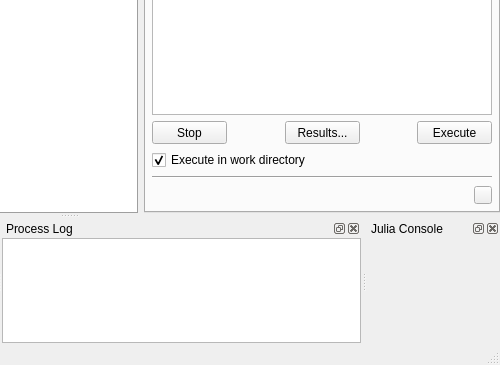
This is spinetoolbox/ui/mainwindow.ui in spine-tools/Spine-Toolbox as Qt 5 draws it before an edit; both pictures show x 362 to 862 and y 342 to 707 of the 862 by 707 pixel window. The edited form follows.
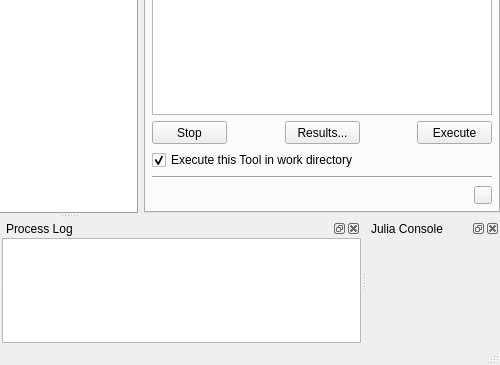
This is the edited form. The open tabs and pages were chosen to show the change. Icons and pictures are not drawn. Custom widgets are drawn as their Qt base class.

Commit message: Issue #227: Execute in work folder is now a Tool template setting. You can override this setting for individual Tool project items.

What changed in the file:
```diff
--- a/spinetoolbox/ui/mainwindow.ui
+++ b/spinetoolbox/ui/mainwindow.ui
@@ -1912,7 +1912,7 @@
             <string>&lt;html&gt;&lt;head/&gt;&lt;body&gt;&lt;p&gt;If checked, Tool template is executed in the work directory.&lt;/p&gt;&lt;p&gt;If not checked, Tool template is executed in the source directory where the main program file is located.&lt;/p&gt;&lt;/body&gt;&lt;/html&gt;</string>
            </property>
            <property name="text">
-            <string>Execute in work directory</string>
+            <string>Execute this Tool in work directory</string>
            </property>
            <property name="checked">
             <bool>true</bool>
```
Left out of the diff: 2 changed lines with no effect on the pictures. The commit also changes 13 other files.
